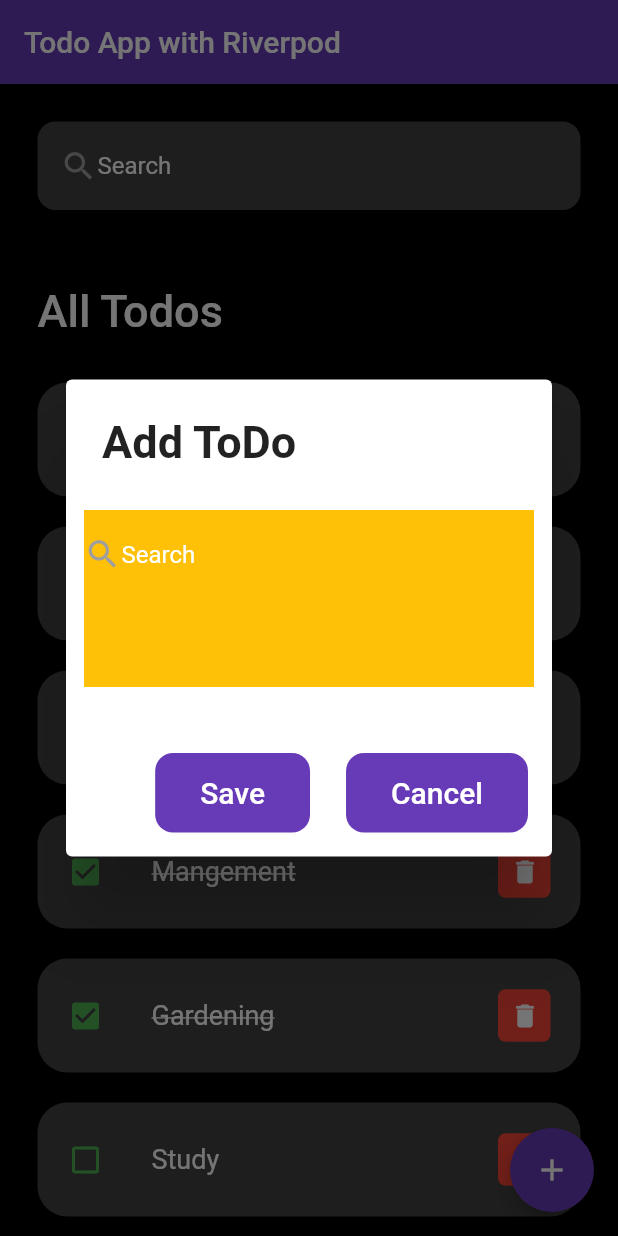
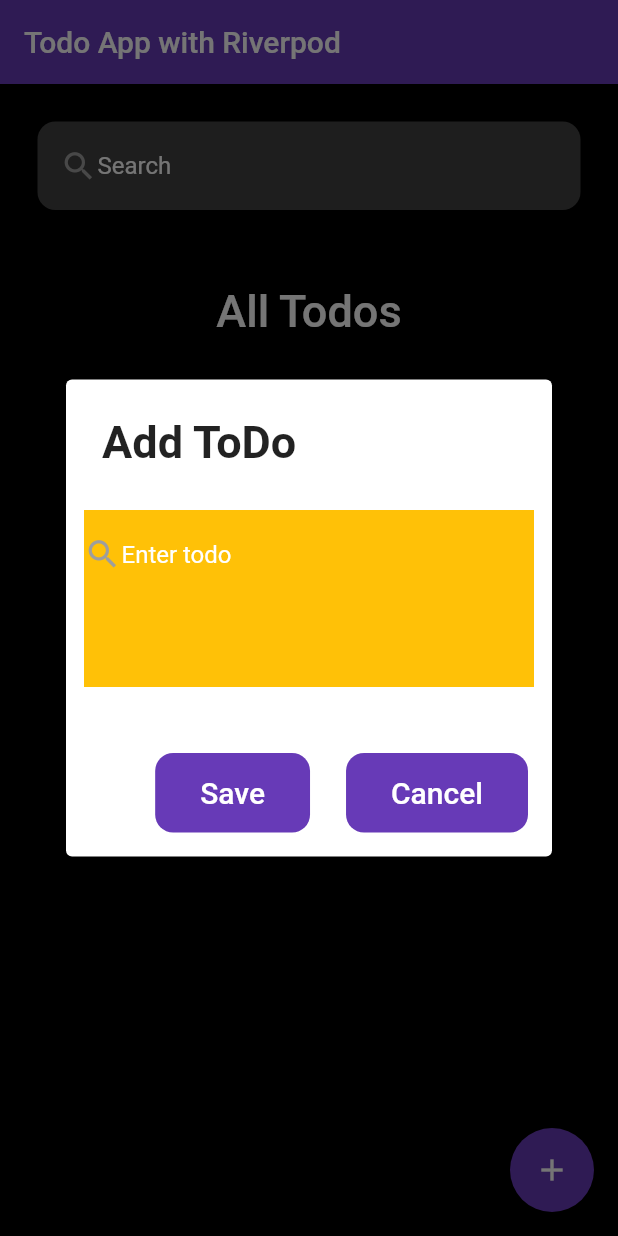
Before and after one commit to ankitbourasi0/flutter_todo_app_riverpod, a Flutter app: the screen it shows after launch, after a tap on the "add" icon, on a phone screen of 412 x 824 dp. Run offline on Flutter 3.47's test engine with Material 2 defaults, Android fonts, the phone set to English and light mode, and no system bars; our stand-ins replace flutter_riverpod.

Commit message:
todo done

```diff
--- a/lib/HomePage.dart
+++ b/lib/home_page.dart
@@ -1,20 +1,20 @@
+import 'dart:math';
+
 import 'package:flutter/material.dart';
+import 'package:flutter_riverpod/flutter_riverpod.dart';
 import 'package:todo_state_management/model/todo.dart';
-import 'package:todo_state_management/widgets/Todo_tile.dart';
+import 'package:todo_state_management/provider/todo_provider.dart';
+import 'package:todo_state_management/widgets/todo_tile.dart';
 
-class HomePage extends StatefulWidget {
-  const HomePage({super.key});
+class HomePage extends ConsumerWidget {
+  const HomePage({Key? key}) : super(key: key);
 
   @override
-  State<HomePage> createState() => _HomePageState();
-}
+  Widget build(BuildContext context, WidgetRef ref) {
+    final todoList = ref.watch(todoListProvider);
 
-class _HomePageState extends State<HomePage> {
-  final todosList = ToDo.todoList();
-  @override
-  Widget build(BuildContext context) {
     return Scaffold(
-        floatingActionButton: AddButton(context),
+        floatingActionButton: addButton(context, ref),
         backgroundColor: Colors.black,
         appBar: AppBar(
           title: Text("Todo App with Riverpod"),
@@ -24,9 +24,6 @@
           padding: EdgeInsets.all(25),
           child: Column(children: [
             searchBox(),
-            Expanded(
-                child: ListView(
-              children: [
             Container(
               margin: EdgeInsets.only(top: 50, bottom: 30),
               child: Text(
@@ -38,8 +35,13 @@
                 ),
               ),
             ),
-                for (var todo in todosList) TodoTile(todo: todo),
-              ],
+            Expanded(
+                child: ListView.builder(
+              itemCount: todoList.length,
+              itemBuilder: (context, index) {
+                final todo = todoList[index];
+                return TodoTile(todo: todo);
+              },
             ))
           ]),
         ));
@@ -73,7 +75,8 @@
   );
 }
 
-Widget AddButton(context) {
+Widget addButton(context, WidgetRef ref) {
+  final textController = TextEditingController();
   return FloatingActionButton(
       child: Icon(Icons.add),
       onPressed: () {
@@ -94,6 +97,7 @@
               child: Container(
                 decoration: BoxDecoration(color: Colors.amber),
                 child: TextField(
+                  controller: textController,
                   decoration: InputDecoration(
                       contentPadding: EdgeInsets.all(20),
                       prefixIcon: Icon(
@@ -104,7 +108,7 @@
                       prefixIconConstraints:
                           BoxConstraints(minHeight: 20, minWidth: 15),
                       border: InputBorder.none,
-                      hintText: 'Search',
+                      hintText: 'Enter todo',
                       hintStyle: TextStyle(
                         color: Colors.white,
                       )),
@@ -114,7 +118,19 @@
             actions: <Widget>[
               //Add button
               TextButton(
-                onPressed: () {},
+                onPressed: () {
+                  ref.read(todoListProvider.notifier).update((state) {
+                    // state.add(ToDo(todoText: textController.text));
+                    state = [
+                      ...state,
+                      ToDo(
+                          id: Random().nextInt(100),
+                          todoText: textController.text)
+                    ];
+                    return state;
+                  });
+                  Navigator.pop(context);
+                },
                 child: Container(
                   decoration: BoxDecoration(
                       color: Colors.primaries[3],
--- a/lib/model/todo.dart
+++ b/lib/model/todo.dart
@@ -1,20 +1,6 @@
 class ToDo {
-  String? id;
-  String? todoText;
+  int id;
+  String todoText;
   bool isDone;
-  ToDo({required this.id, required this.todoText, this.isDone = false});
-
-  static List<ToDo> todoList() {
-    return [
-      ToDo(id: '1', todoText: "Make Appointment", isDone: true),
-      ToDo(id: '2', todoText: "Doctor Visit"),
-      ToDo(id: '3', todoText: "Car Visit", isDone: true),
-      ToDo(id: '4', todoText: "Mangement ", isDone: true),
-      ToDo(id: '5', todoText: "Gardening ", isDone: true),
-      ToDo(id: '6', todoText: "Study"),
-      ToDo(id: '7', todoText: "Lunch", isDone: true),
-      ToDo(id: '8', todoText: "Startup"),
-      ToDo(id: '9', todoText: "Lock"),
-    ];
-  }
+  ToDo({this.id = -1, required this.todoText, this.isDone = false});
 }
--- /dev/null
+++ b/lib/provider/todo_provider.dart
@@ -0,0 +1,4 @@
+import 'package:flutter_riverpod/flutter_riverpod.dart';
+import 'package:todo_state_management/model/todo.dart';
+
+final todoListProvider = StateProvider<List<ToDo>>((ref) => []);
```
Also changed, not shown: lib/main.dart (+4 -4 lines), lib/widgets/Todo_tile.dart (+21 -5 lines). Lines whose indentation alone changed are shown as unchanged.
